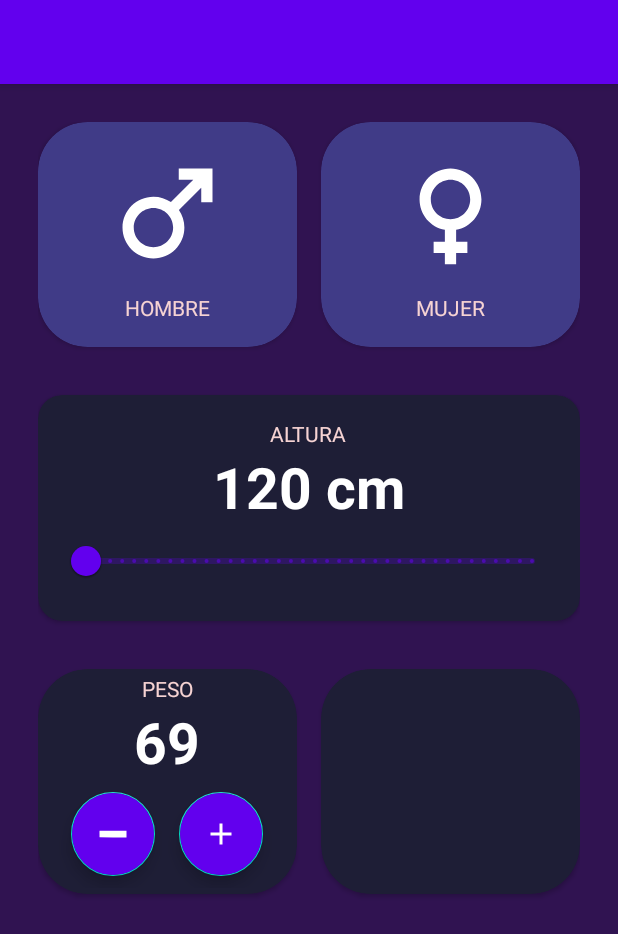
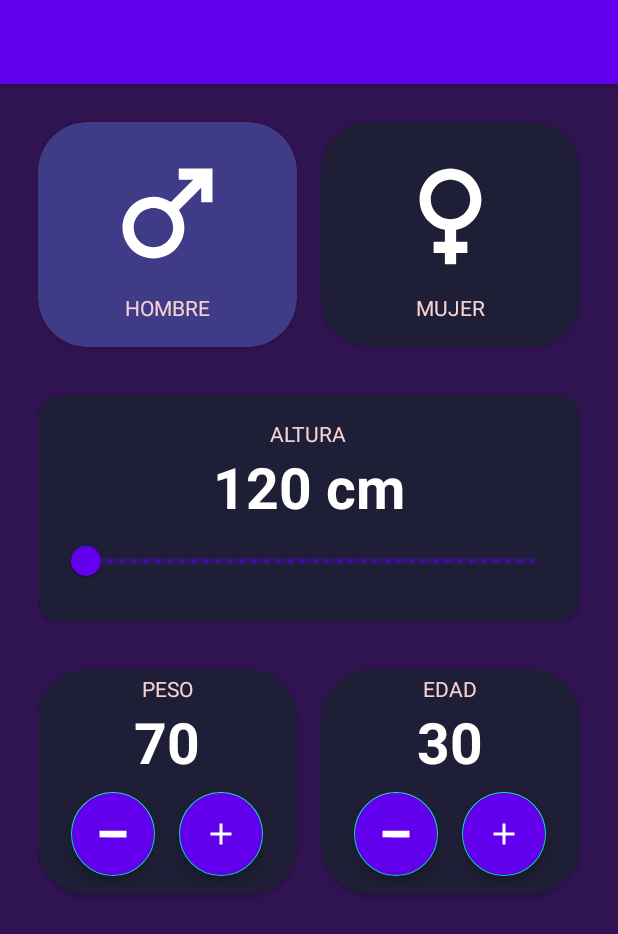
Before and after one commit to s4idl/learningBasicsKot, an Android app built with Jetpack Compose: the screen it shows after launch (ImcCalculatorActivity), after a tap on "IMCAPP", on a phone screen of 412 x 824 dp. Shown: the top 934 px of the screen. Run offline under Robolectric (Android 15) with nearby library versions, the phone set to English and light mode, and no system bars.

Commit message:
first part

```diff
--- a/app/src/main/java/com/s4id/learningbasics/imccalculator/ImcCalculatorActivity.kt
+++ b/app/src/main/java/com/s4id/learningbasics/imccalculator/ImcCalculatorActivity.kt
@@ -1,9 +1,9 @@
 package com.s4id.learningbasics.imccalculator
 
-import android.icu.text.DecimalFormat
 import android.os.Build
 import android.os.Bundle
 import android.widget.TextView
+import java.text.DecimalFormat
 import androidx.activity.enableEdgeToEdge
 import androidx.appcompat.app.AppCompatActivity
 import androidx.cardview.widget.CardView
@@ -15,38 +15,51 @@ import com.google.android.material.floatingactionbutton.FloatingActionButton
 import com.google.android.material.slider.RangeSlider
 import com.s4id.learningbasics.R
 
-private var isMaleSelected:Boolean = true
-private var isFemaleleSelected:Boolean = true
-private var currentWeight:Int = 70
+class ImcCalculatorActivity : AppCompatActivity() {
 
-private lateinit var viewMale:CardView
-private lateinit var viewFemale:CardView
-private lateinit var tvHeight:TextView
-private lateinit var rsHeight:RangeSlider
-private lateinit var substractWeight:FloatingActionButton
+    private var isMaleSelected: Boolean = true
+    private var isFemaleSelected: Boolean = false
+    private var currentWeight: Int = 70
+    private var currentAge: Int = 30
+    private var currentHeight: Int = 120
+
+    private lateinit var viewMale: CardView
+    private lateinit var viewFemale: CardView
+    private lateinit var tvHeight: TextView
+    private lateinit var rsHeight: RangeSlider
+    private lateinit var subtractWeight: FloatingActionButton
     private lateinit var plusWeight: FloatingActionButton
-private lateinit var tvWeight:TextView
+    private lateinit var tvWeight: TextView
+    private lateinit var subtractAge: FloatingActionButton
+    private lateinit var plusAge: FloatingActionButton
+    private lateinit var tvAge: TextView
 
-class ImcCalculatorActivity : AppCompatActivity() {
+    companion object{
+        const val IMC_KEY = "IMC_RESULT"
+    }
+
     override fun onCreate(savedInstanceState: Bundle?) {
         super.onCreate(savedInstanceState)
         setContentView(R.layout.activity_imc_calculator)
         initComponents()
         initListeners()
-        initUi()
+        initUI()
     }
 
-    private fun initComponents(){
-        viewMale=findViewById(R.id.viewMale)
-        viewFemale=findViewById(R.id.viewFemale)
-        tvHeight=findViewById(R.id.viewHeight)
-        rsHeight=findViewById(R.id.rsHeight)
-        substractWeight=findViewById(R.id.substractWeight)
-        plusWeight=findViewById(R.id.plusWeight)
-        tvWeight=findViewById(R.id.tvWeight)
+    private fun initComponents() {
+        viewMale = findViewById(R.id.viewMale)
+        viewFemale = findViewById(R.id.viewFemale)
+        tvHeight = findViewById(R.id.tvHeight)
+        rsHeight = findViewById(R.id.rsHeight)
+        subtractWeight = findViewById(R.id.subtractWeight)
+        plusWeight = findViewById(R.id.plusWeight)
+        tvWeight = findViewById(R.id.tvWeight)
+        subtractAge = findViewById(R.id.subtractAge)
+        plusAge = findViewById(R.id.plusAge)
+        tvAge = findViewById(R.id.tvAge)
     }
 
-    private fun initListeners(){
+    private fun initListeners() {
         viewMale.setOnClickListener {
             changeGender()
             setGenderColor()
@@ -55,49 +68,69 @@ class ImcCalculatorActivity : AppCompatActivity() {
             changeGender()
             setGenderColor()
         }
-        rsHeight.addOnChangeListener{ _, value, _ ->
+        rsHeight.addOnChangeListener { _, value, _ ->
             val df = DecimalFormat("#.##")
-            val result = df.format(value)
-            tvHeight.text = "$result cm"
+            currentHeight = df.format(value).toInt()
+            tvHeight.text = "$currentHeight cm"
         }
-        plusWeight.setOnClickListener{
+        plusWeight.setOnClickListener {
             currentWeight += 1
             setWeight()
         }
-        substractWeight.setOnClickListener{}
+        subtractWeight.setOnClickListener {
             currentWeight -= 1
             setWeight()
         }
+        plusAge.setOnClickListener {
+            currentAge += 1
+            setAge()
+        }
+        subtractAge.setOnClickListener {
+            currentAge -= 1
+            setAge()
+        }
+    }
 
-    private fun setWeight(){
+
+    private fun calculateIMC():Double {
+        val df = DecimalFormat("#.##")
+        val imc = currentWeight / (currentHeight.toDouble() /100 * currentHeight.toDouble()/100)
+        return df.format(imc).toDouble()
+    }
+
+    private fun setAge() {
+        tvAge.text = currentAge.toString()
+    }
+
+    private fun setWeight() {
         tvWeight.text = currentWeight.toString()
     }
-    private fun changeGender(){
+
+    private fun changeGender() {
         isMaleSelected = !isMaleSelected
-        isFemaleleSelected = !isFemaleleSelected
+        isFemaleSelected = !isFemaleSelected
     }
 
-    private fun setGenderColor(){
+    private fun setGenderColor() {
         viewMale.setCardBackgroundColor(getBackgroundColor(isMaleSelected))
-        viewFemale.setCardBackgroundColor(getBackgroundColor(isFemaleleSelected))
+        viewFemale.setCardBackgroundColor(getBackgroundColor(isFemaleSelected))
     }
 
-    private fun getBackgroundColor(isSelectedComponent:Boolean): Int{
+    private fun getBackgroundColor(isSelectedComponent: Boolean): Int {
 
-
-        val colorReference = if(isSelectedComponent){
+        val colorReference = if (isSelectedComponent) {
             R.color.backgorund_component_selected
-        }else{
-            R.color.backgorund_component_selected
+        } else {
+            R.color.background_component
         }
 
         return ContextCompat.getColor(this, colorReference)
     }
 
-    private fun initUi(){
+
+    private fun initUI() {
         setGenderColor()
         setWeight()
+        setAge()
     }
-
-
 }
--- a/app/src/main/res/layout/activity_imc_calculator.xml
+++ b/app/src/main/res/layout/activity_imc_calculator.xml
@@ -174,7 +174,7 @@
                 android:gravity="center">
 
                 <com.google.android.material.floatingactionbutton.FloatingActionButton
-                    android:id="@+id/substractWeight"
+                    android:id="@+id/subtractWeight"
                     android:layout_width="wrap_content"
                     android:layout_height="wrap_content"
                     android:layout_margin="8dp"
@@ -207,6 +207,56 @@
         app:layout_constraintStart_toEndOf="@+id/viewWeight"
         app:layout_constraintTop_toBottomOf="@+id/viewHeight">
 
+        <LinearLayout
+            android:layout_width="match_parent"
+            android:layout_height="match_parent"
+            android:gravity="center"
+            android:orientation="vertical">
+
+            <TextView
+                android:layout_width="wrap_content"
+                android:layout_height="wrap_content"
+                android:text="@string/age"
+                android:textAllCaps="true"
+                android:textColor="@color/tittle_text" />
+
+            <TextView
+                android:id="@+id/tvAge"
+                android:layout_width="wrap_content"
+                android:layout_height="wrap_content"
+                tools:text="60"
+                android:textColor="@color/white"
+                android:textSize="38sp"
+                android:textStyle="bold" />
+
+            <androidx.appcompat.widget.LinearLayoutCompat
+                android:layout_width="match_parent"
+                android:layout_height="wrap_content"
+                android:orientation="horizontal"
+                android:gravity="center">
+
+                <com.google.android.material.floatingactionbutton.FloatingActionButton
+                    android:id="@+id/subtractAge"
+                    android:layout_width="wrap_content"
+                    android:layout_height="wrap_content"
+                    android:layout_margin="8dp"
+                    android:backgroundTint="@color/background_fab"
+                    android:src="@drawable/ic_substract"
+                    app:tint="@color/white"/>
+
+                <com.google.android.material.floatingactionbutton.FloatingActionButton
+                    android:id="@+id/plusAge"
+                    android:layout_width="wrap_content"
+                    android:layout_height="wrap_content"
+                    android:backgroundTint="@color/background_fab"
+                    android:layout_margin="8dp"
+                    android:src="@drawable/ic_plus"
+                    app:tint="@color/white"/>
+
+            </androidx.appcompat.widget.LinearLayoutCompat>
+
+        </LinearLayout>
+
     </androidx.cardview.widget.CardView>
 
 </androidx.constraintlayout.widget.ConstraintLayout>
--- a/app/src/main/res/values/strings.xml
+++ b/app/src/main/res/values/strings.xml
@@ -4,5 +4,6 @@
     <string name="female">Mujer</string>
     <string name="height">Altura</string>
     <string name="weight">Peso</string>
+    <string name="age">Edad</string>
     <string name="title_activity_result" />
 </resources>
```
Lines whose indentation alone changed are shown as unchanged.
